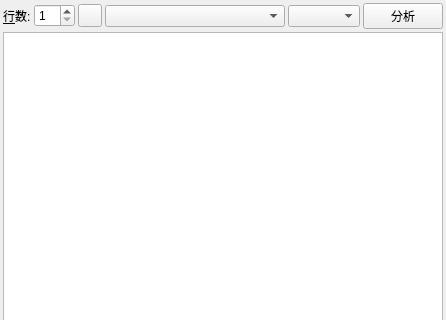
The window that projects/gui/ui/analysiswidget.ui (leedavid/GGguiX) describes before a commit, drawn with Qt 5; both pictures show x 0 to 446 and y 0 to 320 of the 446 by 566 pixel window.
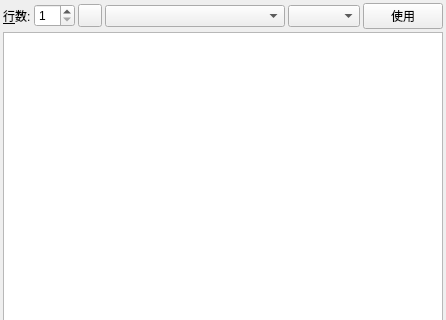
The same window after the commit. Icons and pictures are not drawn.

Diff of the .ui file:
```diff
--- a/projects/gui/ui/analysiswidget.ui
+++ b/projects/gui/ui/analysiswidget.ui
@@ -106,7 +106,7 @@
         </sizepolicy>
        </property>
        <property name="text">
-        <string>分析</string>
+        <string>使用</string>
        </property>
        <property name="checkable">
         <bool>true</bool>
```
